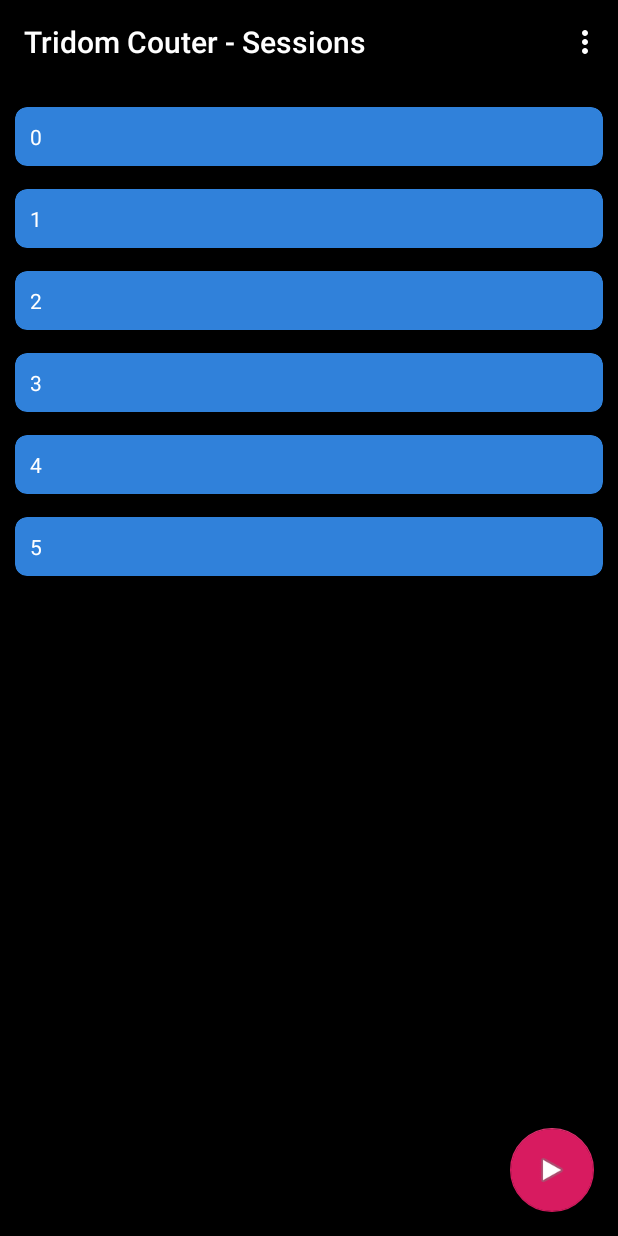
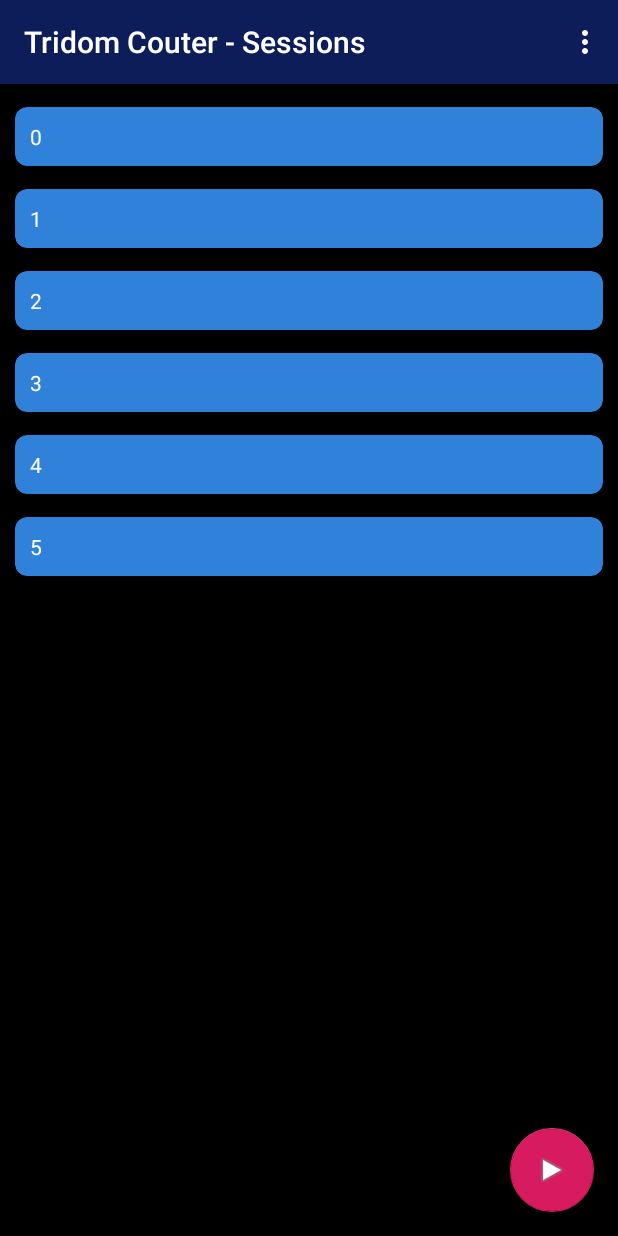
Before and after one commit to cloudsftp/TridomCounter, an Android app: the screen it shows after launch (MainActivity), on a phone screen of 412 x 824 dp. Run offline under Robolectric (Android 15) with nearby library versions, the phone set to English and light mode, and no system bars.

Commit message:
structure update

```diff
--- a/app/src/main/AndroidManifest.xml
+++ b/app/src/main/AndroidManifest.xml
@@ -10,7 +10,7 @@
             android:supportsRtl="true"
             android:theme="@style/AppTheme">
         <activity
-                android:name=".MainActivity"
+                android:name=".activities.sessions.MainActivity"
                 android:label="@string/app_name"
                 android:theme="@style/AppTheme.NoActionBar">
             <intent-filter>
--- a/app/src/main/java/de/melon/tridomcounter/logic/SessionCardAdapter.kt
+++ b/app/src/main/java/de/melon/tridomcounter/activities/sessions/SessionCardAdapter.kt
@@ -1,4 +1,4 @@
-package de.melon.tridomcounter.logic
+package de.melon.tridomcounter.activities.sessions
 
 import android.support.v7.widget.RecyclerView
 import android.view.LayoutInflater
@@ -7,6 +7,7 @@ import android.view.ViewGroup
 import android.widget.LinearLayout
 import android.widget.TextView
 import de.melon.tridomcounter.R
+import de.melon.tridomcounter.logic.Session
 
 class SessionCardAdapter(private var sessions: ArrayList<Session>) : RecyclerView.Adapter<SessionCardAdapter.ViewHolder>() {
 
--- a/app/src/main/res/layout/activity_main.xml
+++ b/app/src/main/res/layout/activity_main.xml
@@ -5,7 +5,7 @@
         xmlns:tools="http://schemas.android.com/tools"
         android:layout_width="match_parent"
         android:layout_height="match_parent"
-        tools:context=".MainActivity">
+        tools:context=".activities.sessions.MainActivity">
 
     <android.support.design.widget.AppBarLayout
             android:layout_height="wrap_content"
@@ -16,7 +16,7 @@
                 android:id="@+id/toolbar"
                 android:layout_width="match_parent"
                 android:layout_height="?attr/actionBarSize"
-                android:background="?attr/colorPrimaryDark"
+                android:background="?attr/colorPrimary"
                 app:popupTheme="@style/AppTheme.PopupOverlay"/>
 
     </android.support.design.widget.AppBarLayout>
--- a/app/src/main/res/layout/content_main.xml
+++ b/app/src/main/res/layout/content_main.xml
@@ -7,7 +7,7 @@
         android:layout_height="match_parent"
         app:layout_behavior="@string/appbar_scrolling_view_behavior"
         tools:showIn="@layout/activity_main"
-        tools:context=".MainActivity">
+        tools:context=".activities.sessions.MainActivity">
 
     <android.support.v7.widget.RecyclerView
             android:id="@+id/sessionsRecyclerView"
--- a/app/src/main/res/layout/session_card.xml
+++ b/app/src/main/res/layout/session_card.xml
@@ -12,7 +12,7 @@
     <android.support.v7.widget.CardView
             android:layout_width="match_parent"
             android:layout_height="wrap_content"
-            app:cardBackgroundColor="#3081DA"
+            app:cardBackgroundColor="@color/colorCard"
             app:cardCornerRadius="8dp"
             app:contentPadding="10dp">
 
@@ -27,7 +27,7 @@
                     android:layout_width="match_parent"
                     android:layout_height="wrap_content"
                     android:text="Heading"
-                    android:textColor="@color/colorTextCard" />
+                    android:textColor="@color/colorText" />
 
             <LinearLayout
                     android:id="@+id/dataLayout"
--- a/app/src/main/res/menu/menu_main.xml
+++ b/app/src/main/res/menu/menu_main.xml
@@ -1,7 +1,7 @@
 <menu xmlns:android="http://schemas.android.com/apk/res/android"
       xmlns:app="http://schemas.android.com/apk/res-auto"
       xmlns:tools="http://schemas.android.com/tools"
-      tools:context="de.melon.tridomcounter.MainActivity">
+      tools:context="de.melon.tridomcounter.activities.sessions.MainActivity">
     <item android:id="@+id/action_settings"
           android:title="@string/action_settings"
           android:orderInCategory="100"
--- a/app/src/main/res/values/colors.xml
+++ b/app/src/main/res/values/colors.xml
@@ -3,5 +3,6 @@
     <color name="colorPrimary">#0C1D5A</color>
     <color name="colorPrimaryDark">#000000</color>
     <color name="colorAccent">#D81B60</color>
-    <color name="colorTextCard">#FFFFFF</color>
+    <color name="colorCard">#3081DA</color>
+    <color name="colorText">#FFFFFF</color>
 </resources>
```
Also changed, not shown: app/src/main/java/de/melon/tridomcounter/activities/sessions/MainActivity.kt (renamed from app/src/main/java/de/melon/tridomcounter/MainActivity.kt, +4 -8 lines).
